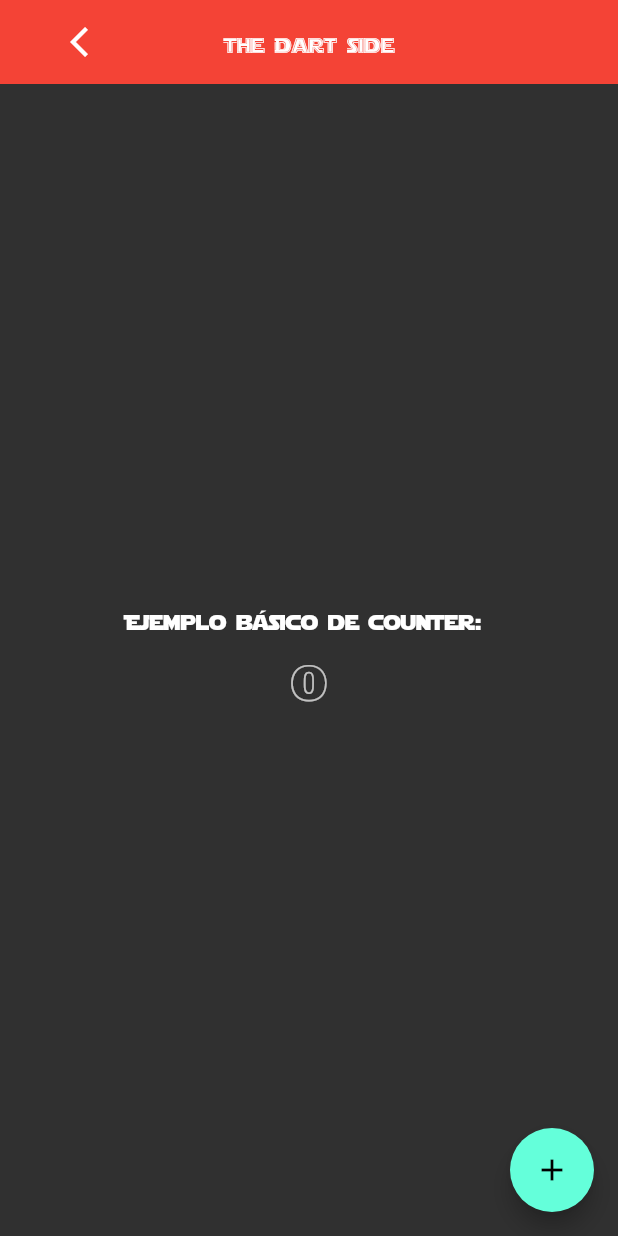
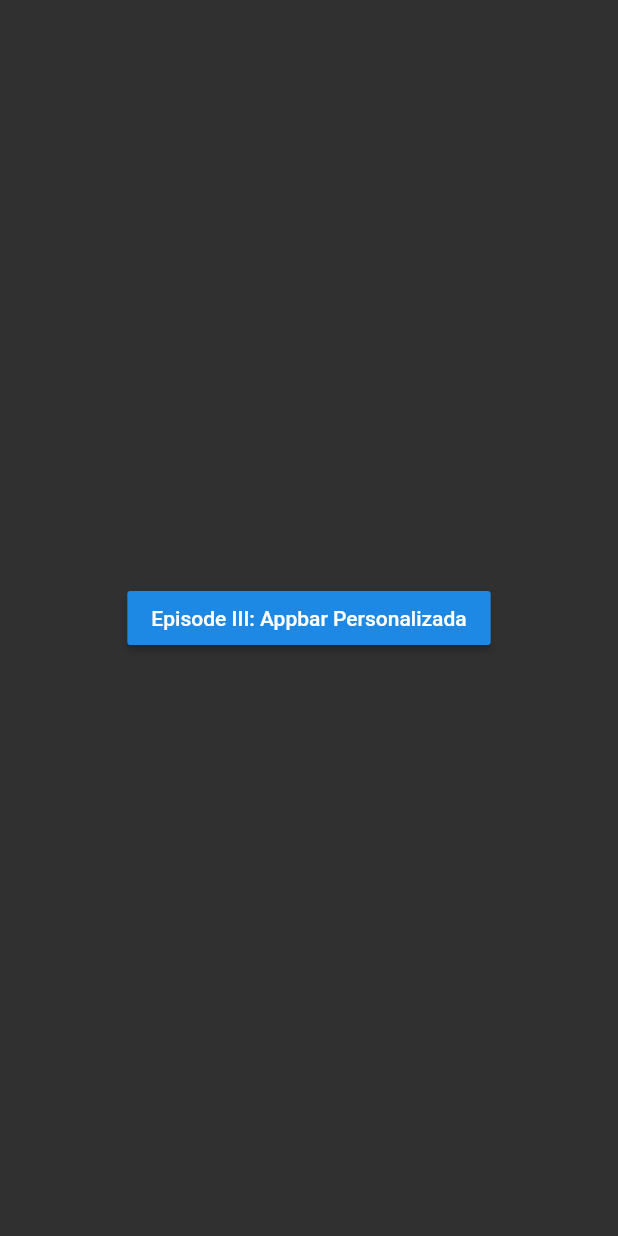
Before and after one commit to Arkangel12/the_dart_side, a Flutter app: the screen it shows after launch, on a phone screen of 412 x 824 dp. Run offline on Flutter 3.47's test engine with Material 2 defaults, Android fonts, the light colour scheme and no system bars.

Commit message:
new structure

```diff
--- a/lib/src/app.dart
+++ b/lib/src/app.dart
@@ -1,6 +1,6 @@
 import 'package:flutter/material.dart';
-import 'package:the_dart_side/src/screens/myHomePage.dart';
 
+import 'episode3/episode3_page.dart';
 
 class MyApp extends StatelessWidget {
   // This widget is the root of your application.
@@ -8,9 +8,36 @@ class MyApp extends StatelessWidget {
   Widget build(BuildContext context) {
     return MaterialApp(
       debugShowCheckedModeBanner: false,
-      title: 'The Dart Side',
       theme: ThemeData.dark(),
-      home: MyHomePage(title: 'The Dart Side'),
+      home: MenuPage(),
     );
   }
 }
+
+class MenuPage extends StatelessWidget {
+  _openNewPage(BuildContext context, Widget page) {
+    Navigator.of(context).push(
+      MaterialPageRoute(
+        builder: (_) => page,
+      ),
+    );
+  }
+
+  @override
+  Widget build(BuildContext context) {
+    return Scaffold(
+      body: Center(
+        child: SingleChildScrollView(
+          child: Column(
+            children: [
+              RaisedButton(
+                child: Text("Episode III: Appbar Personalizada"),
+                onPressed: () => _openNewPage(context, Episode3Page()),
+              ),
+            ],
+          ),
+        ),
+      ),
+    );
+  }
+}
--- a/lib/src/screens/myHomePage.dart
+++ b/lib/src/episode3/episode3_page.dart
@@ -1,16 +1,17 @@
 import 'package:flutter/material.dart';
-import 'package:the_dart_side/src/components/myAppbar.dart';
 
-class MyHomePage extends StatefulWidget {
-  MyHomePage({Key key, this.title}) : super(key: key);
+import 'myAppbar.dart';
+
+class Episode3Page extends StatefulWidget {
+  Episode3Page({Key key, this.title}) : super(key: key);
 
   final String title;
 
   @override
-  _MyHomePageState createState() => _MyHomePageState();
+  _Episode3PageState createState() => _Episode3PageState();
 }
 
-class _MyHomePageState extends State<MyHomePage> {
+class _Episode3PageState extends State<Episode3Page> {
   int _counter = 0;
 
   void _incrementCounter() {
@@ -25,7 +26,10 @@ class _MyHomePageState extends State<MyHomePage> {
       bottom: false,
       child: Scaffold(
         appBar: MyAppbar(
-          title: Text(widget.title, style: TextStyle(fontFamily: 'Starjout'),),
+          title: Text(
+            "The Dart Side",
+            style: TextStyle(fontFamily: 'Starjout'),
+          ),
         ),
         body: Center(
           child: Column(
```
Also changed, not shown: lib/src/episode3/myAppbar.dart (renamed from lib/src/components/myAppbar.dart).
